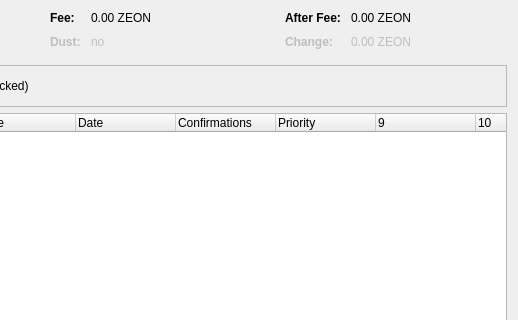
This is src/qt/forms/coincontroldialog.ui in Pubfred/Zeon_hex as Qt 5 draws it before an edit; both pictures show x 436 to 954 and y 0 to 320 of the 954 by 500 pixel window. The edited form follows.
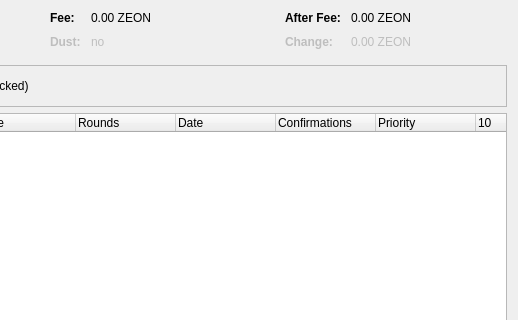
This is the edited form. Custom widgets are drawn as their Qt base class.

```diff
--- a/src/qt/forms/coincontroldialog.ui
+++ b/src/qt/forms/coincontroldialog.ui
@@ -480,19 +480,24 @@
 	<string>Type</string>
       </property>
      </column>
+     <column>
+      <property name="text">
+       <string>Rounds</string>
+      </property>
+     </column>
      <column>
       <property name="text">
        <string>Date</string>
       </property>
-     </column>
-     <column>
-      <property name="text">
-       <string>Confirmations</string>
-      </property>
       <property name="toolTip">
        <string>Confirmed</string>
       </property>
      </column>
+     <column>
+      <property name="text">
+       <string>Confirmations</string>
+      </property>
+     </column>
      <column>
       <property name="text">
        <string>Priority</string>
@@ -518,11 +523,6 @@
        <string/>
       </property>
      </column>
-     <column>
-      <property name="text">
-       <string/>
-      </property>
-     </column>
     </widget>
    </item>
    <item>
```
